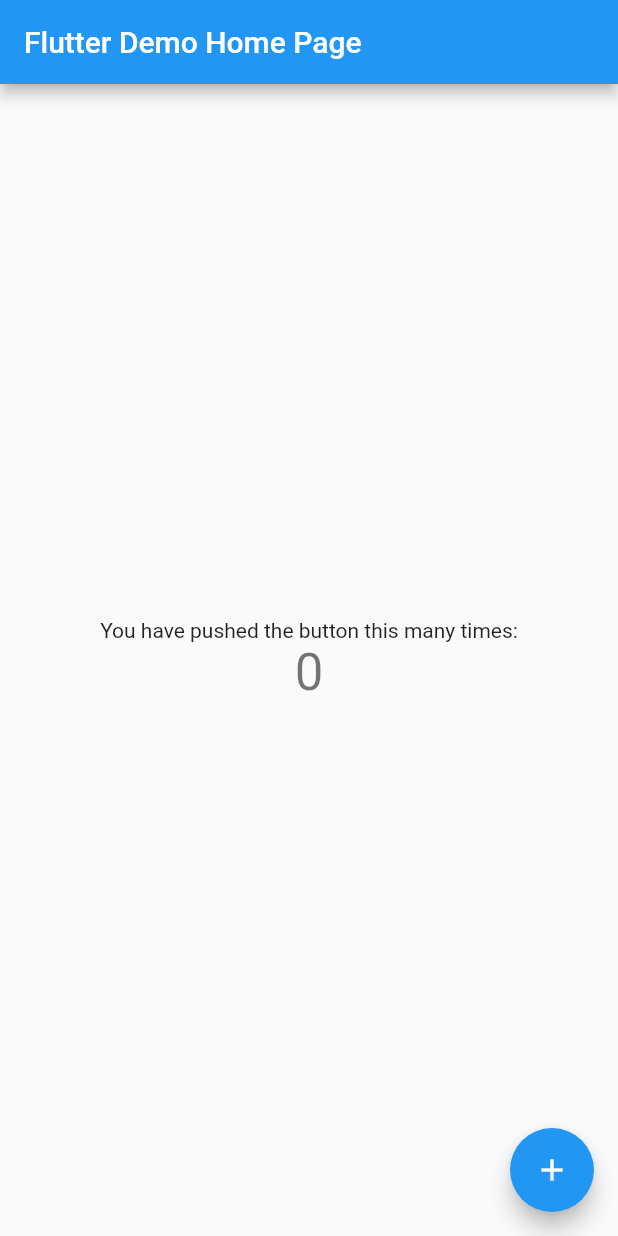
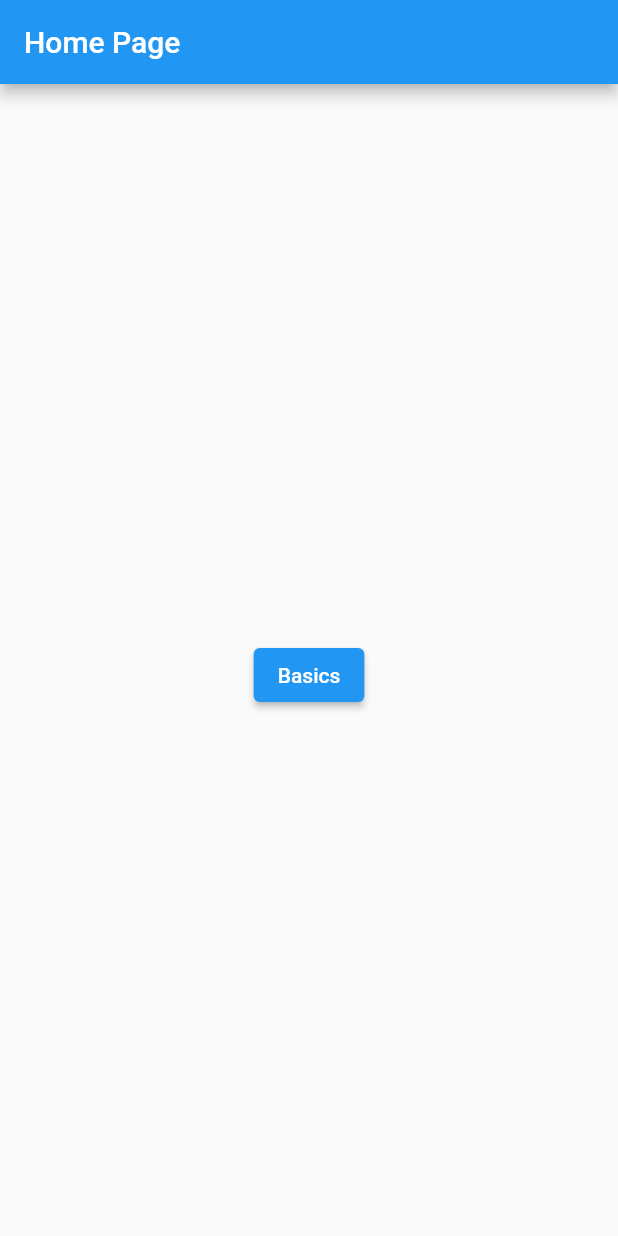
Before and after one commit to thanhhaii/DevFestHCMC2021, a Flutter app: the screen it shows after launch, on a phone screen of 412 x 824 dp. Run offline on Flutter 3.47's test engine with Material 2 defaults, Android fonts, the phone set to English and light mode, and no system bars; our stand-ins replace table_calendar.

Commit message:
Project Core Init

```diff
--- a/lib/main.dart
+++ b/lib/main.dart
@@ -1,115 +1,20 @@
 import 'package:flutter/material.dart';
-
+import 'package:final_project_devfest/screen/home/home_screen.dart';
 void main() {
   runApp(const MyApp());
 }
 
 class MyApp extends StatelessWidget {
   const MyApp({Key? key}) : super(key: key);
-
-  // This widget is the root of your application.
   @override
   Widget build(BuildContext context) {
     return MaterialApp(
-      title: 'Flutter Demo',
+      title: 'Money Save',
       theme: ThemeData(
-        // This is the theme of your application.
-        //
-        // Try running your application with "flutter run". You'll see the
-        // application has a blue toolbar. Then, without quitting the app, try
-        // changing the primarySwatch below to Colors.green and then invoke
-        // "hot reload" (press "r" in the console where you ran "flutter run",
-        // or simply save your changes to "hot reload" in a Flutter IDE).
-        // Notice that the counter didn't reset back to zero; the application
-        // is not restarted.
+
         primarySwatch: Colors.blue,
       ),
-      home: const MyHomePage(title: 'Flutter Demo Home Page'),
+      home: HomePage(),
     );
   }
 }
-
-class MyHomePage extends StatefulWidget {
-  const MyHomePage({Key? key, required this.title}) : super(key: key);
-
-  // This widget is the home page of your application. It is stateful, meaning
-  // that it has a State object (defined below) that contains fields that affect
-  // how it looks.
-
-  // This class is the configuration for the state. It holds the values (in this
-  // case the title) provided by the parent (in this case the App widget) and
-  // used by the build method of the State. Fields in a Widget subclass are
-  // always marked "final".
-
-  final String title;
-
-  @override
-  State<MyHomePage> createState() => _MyHomePageState();
-}
-
-class _MyHomePageState extends State<MyHomePage> {
-  int _counter = 0;
-
-  void _incrementCounter() {
-    setState(() {
-      // This call to setState tells the Flutter framework that something has
-      // changed in this State, which causes it to rerun the build method below
-      // so that the display can reflect the updated values. If we changed
-      // _counter without calling setState(), then the build method would not be
-      // called again, and so nothing would appear to happen.
-      _counter++;
-    });
-  }
-
-  @override
-  Widget build(BuildContext context) {
-    // This method is rerun every time setState is called, for instance as done
-    // by the _incrementCounter method above.
-    //
-    // The Flutter framework has been optimized to make rerunning build methods
-    // fast, so that you can just rebuild anything that needs updating rather
-    // than having to individually change instances of widgets.
-    return Scaffold(
-      appBar: AppBar(
-        // Here we take the value from the MyHomePage object that was created by
-        // the App.build method, and use it to set our appbar title.
-        title: Text(widget.title),
-      ),
-      body: Center(
-        // Center is a layout widget. It takes a single child and positions it
-        // in the middle of the parent.
-        child: Column(
-          // Column is also a layout widget. It takes a list of children and
-          // arranges them vertically. By default, it sizes itself to fit its
-          // children horizontally, and tries to be as tall as its parent.
-          //
-          // Invoke "debug painting" (press "p" in the console, choose the
-          // "Toggle Debug Paint" action from the Flutter Inspector in Android
-          // Studio, or the "Toggle Debug Paint" command in Visual Studio Code)
-          // to see the wireframe for each widget.
-          //
-          // Column has various properties to control how it sizes itself and
-          // how it positions its children. Here we use mainAxisAlignment to
-          // center the children vertically; the main axis here is the vertical
-          // axis because Columns are vertical (the cross axis would be
-          // horizontal).
-          mainAxisAlignment: MainAxisAlignment.center,
-          children: <Widget>[
-            const Text(
-              'You have pushed the button this many times:',
-            ),
-            Text(
-              '$_counter',
-              style: Theme.of(context).textTheme.headline4,
-            ),
-          ],
-        ),
-      ),
-      floatingActionButton: FloatingActionButton(
-        onPressed: _incrementCounter,
-        tooltip: 'Increment',
-        child: const Icon(Icons.add),
-      ), // This trailing comma makes auto-formatting nicer for build methods.
-    );
-  }
-}
--- /dev/null
+++ b/lib/screen/home/home_screen.dart
@@ -0,0 +1,68 @@
+
+import 'package:flutter/material.dart';
+
+import 'components/table_basic.dart';
+
+class HomePage extends StatefulWidget  {
+  @override
+  _HomePageState createState() => _HomePageState();
+}
+
+class _HomePageState extends State<HomePage>{
+  @override
+  Widget build(BuildContext context) {
+    return Scaffold(
+      appBar: AppBar(
+        title: Text('Home Page'),
+      ),
+      body: Center(
+        child: Column(
+          mainAxisAlignment: MainAxisAlignment.center,
+          children: [
+            const SizedBox(height: 20.0),
+            ElevatedButton(
+              child: Text('Basics'),
+              onPressed: () => Navigator.push(
+                context,
+                MaterialPageRoute(builder: (_) => TableBasic()),
+              ),
+            ),
+            // const SizedBox(height: 12.0),
+            // ElevatedButton(
+            //   child: Text('Range Selection'),
+            //   onPressed: () => Navigator.push(
+            //     context,
+            //     MaterialPageRoute(builder: (_) => TableRangeExample()),
+            //   ),
+            // ),
+            // const SizedBox(height: 12.0),
+            // ElevatedButton(
+            //   child: Text('Events'),
+            //   onPressed: () => Navigator.push(
+            //     context,
+            //     MaterialPageRoute(builder: (_) => TableEventsExample()),
+            //   ),
+            // ),
+            // const SizedBox(height: 12.0),
+            // ElevatedButton(
+            //   child: Text('Multiple Selection'),
+            //   onPressed: () => Navigator.push(
+            //     context,
+            //     MaterialPageRoute(builder: (_) => TableMultiExample()),
+            //   ),
+            // ),
+            // const SizedBox(height: 12.0),
+            // ElevatedButton(
+            //   child: Text('Complex'),
+            //   onPressed: () => Navigator.push(
+            //     context,
+            //     MaterialPageRoute(builder: (_) => TableComplexExample()),
+            //   ),
+            // ),
+            // const SizedBox(height: 20.0),
+          ],
+        ),
+      ),
+    );
+  }
+}
--- a/pubspec.yaml
+++ b/pubspec.yaml
@@ -10,11 +10,9 @@ environment:
 dependencies:
   flutter:
     sdk: flutter
+  provider: ^6.0.0
 
   cupertino_icons: ^1.0.2
-  cloud_firestore: ^3.1.0
-  firebase_auth: ^3.2.0
-  firebase_core: ^1.10.0
   table_calendar: ^3.0.3
 dev_dependencies:
   flutter_test:
```
Also changed, not shown: lib/common/utils.dart (added, +50 -0 lines), lib/screen/home/components/table_basic.dart (added, +59 -0 lines), pubspec.lock.
